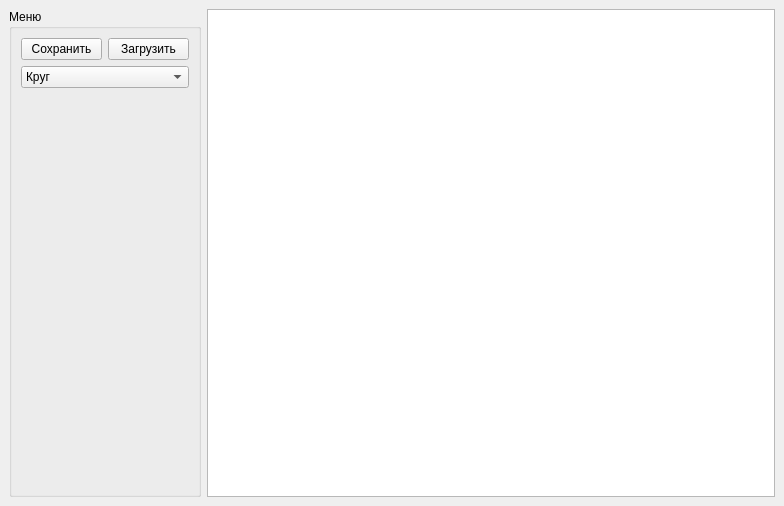
Above: mainwindow.ui from ShasOKais/Lab_6 before the change. Below: the same form after it.
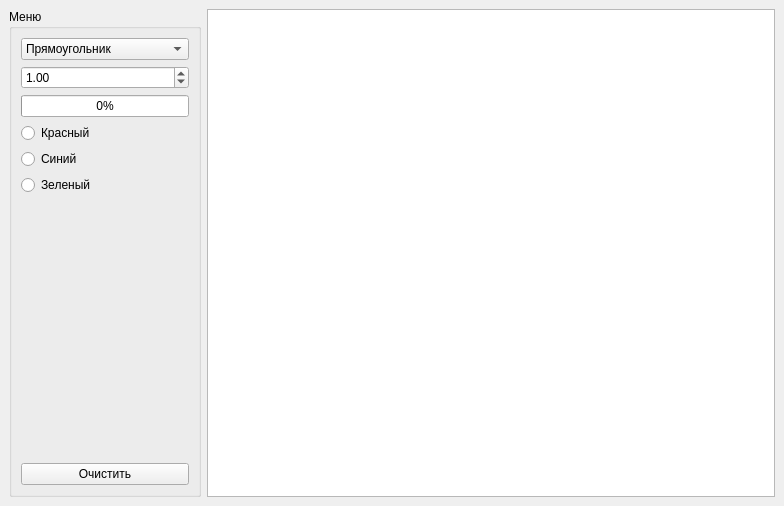
That is the form after the change.

```diff
--- a/mainwindow.ui
+++ b/mainwindow.ui
@@ -39,31 +39,8 @@
        <string>Меню</string>
       </property>
       <layout class="QVBoxLayout" name="verticalLayout">
-       <item>
-        <layout class="QHBoxLayout" name="horizontalLayout">
-         <item>
-          <widget class="QPushButton" name="pushButton_Save">
-           <property name="text">
-            <string>Сохранить</string>
-           </property>
-          </widget>
-         </item>
-         <item>
-          <widget class="QPushButton" name="pushButton_Load">
-           <property name="text">
-            <string>Загрузить</string>
-           </property>
-          </widget>
-         </item>
-        </layout>
-       </item>
        <item>
         <widget class="QComboBox" name="comboBox">
-         <item>
-          <property name="text">
-           <string>Круг</string>
-          </property>
-         </item>
          <item>
           <property name="text">
            <string>Прямоугольник</string>
@@ -74,11 +51,56 @@
            <string>Треугольник</string>
           </property>
          </item>
-         <item>
-          <property name="text">
-           <string>Линия</string>
-          </property>
-         </item>
+        </widget>
+       </item>
+       <item>
+        <widget class="QDoubleSpinBox" name="doubleSpinBox">
+         <property name="minimum">
+          <double>0.100000000000000</double>
+         </property>
+         <property name="maximum">
+          <double>10.000000000000000</double>
+         </property>
+         <property name="singleStep">
+          <double>0.250000000000000</double>
+         </property>
+         <property name="value">
+          <double>1.000000000000000</double>
+         </property>
+        </widget>
+       </item>
+       <item>
+        <widget class="QProgressBar" name="progressBar">
+         <property name="maximum">
+          <number>10</number>
+         </property>
+         <property name="value">
+          <number>0</number>
+         </property>
+        </widget>
+       </item>
+       <item>
+        <widget class="QRadioButton" name="RB_RED">
+         <property name="acceptDrops">
+          <bool>false</bool>
+         </property>
+         <property name="text">
+          <string>Красный</string>
+         </property>
+        </widget>
+       </item>
+       <item>
+        <widget class="QRadioButton" name="RB_BLUE">
+         <property name="text">
+          <string>Синий</string>
+         </property>
+        </widget>
+       </item>
+       <item>
+        <widget class="QRadioButton" name="RB_GREEN">
+         <property name="text">
+          <string>Зеленый</string>
+         </property>
         </widget>
        </item>
        <item>
@@ -94,6 +116,13 @@
          </property>
         </spacer>
        </item>
+       <item>
+        <widget class="QPushButton" name="pushButton_Delete">
+         <property name="text">
+          <string>Очистить</string>
+         </property>
+        </widget>
+       </item>
       </layout>
      </widget>
     </item>
```
Left out of the diff: 2 changed lines with no effect on the pictures.
